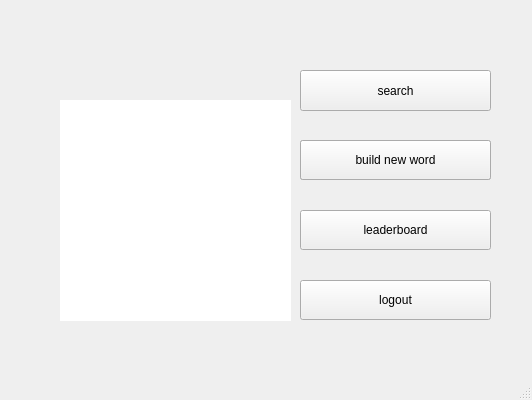
First picture: the form in client/src/ui/mainwindow.ui, repository Nihileon/word-elimination, before the edit.
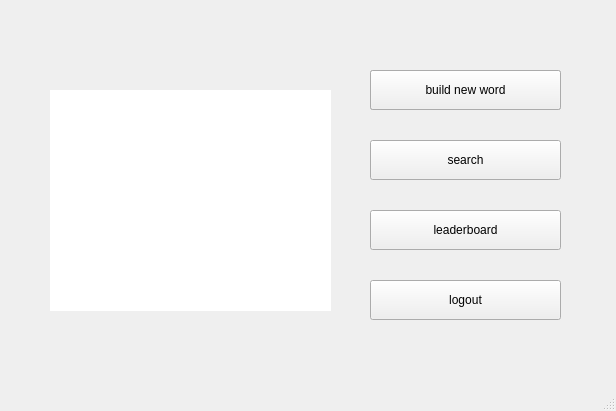
Second picture: the form after the edit. Custom widgets are drawn as their Qt base class.

Diff of the .ui file:
```diff
--- a/client/src/ui/mainwindow.ui
+++ b/client/src/ui/mainwindow.ui
@@ -6,8 +6,8 @@
    <rect>
     <x>0</x>
     <y>0</y>
-    <width>532</width>
-    <height>400</height>
+    <width>616</width>
+    <height>411</height>
    </rect>
   </property>
   <property name="windowTitle">
@@ -17,9 +17,9 @@
    <widget class="QTableView" name="personalInfoTableView">
     <property name="geometry">
      <rect>
-      <x>60</x>
-      <y>100</y>
-      <width>231</width>
+      <x>50</x>
+      <y>90</y>
+      <width>281</width>
       <height>221</height>
      </rect>
     </property>
@@ -42,8 +42,8 @@
    <widget class="QtMaterialRaisedButton" name="gamePushButton">
     <property name="geometry">
      <rect>
-      <x>300</x>
-      <y>140</y>
+      <x>370</x>
+      <y>70</y>
       <width>191</width>
       <height>40</height>
      </rect>
@@ -55,7 +55,7 @@
    <widget class="QtMaterialRaisedButton" name="leaderboardPushBotton">
     <property name="geometry">
      <rect>
-      <x>300</x>
+      <x>370</x>
       <y>210</y>
       <width>191</width>
       <height>40</height>
@@ -74,7 +74,7 @@
    <widget class="QtMaterialRaisedButton" name="logoutPushBotton">
     <property name="geometry">
      <rect>
-      <x>300</x>
+      <x>370</x>
       <y>280</y>
       <width>191</width>
       <height>40</height>
@@ -87,8 +87,8 @@
    <widget class="QtMaterialRaisedButton" name="buildWordPushButton">
     <property name="geometry">
      <rect>
-      <x>300</x>
-      <y>140</y>
+      <x>370</x>
+      <y>70</y>
       <width>191</width>
       <height>40</height>
      </rect>
@@ -100,10 +100,10 @@
    <widget class="QtMaterialRaisedButton" name="searchPushButton">
     <property name="geometry">
      <rect>
-      <x>300</x>
-      <y>70</y>
+      <x>370</x>
+      <y>140</y>
       <width>191</width>
-      <height>41</height>
+      <height>40</height>
      </rect>
     </property>
     <property name="text">
```
Left out of the diff: 2 changed lines with no effect on the pictures.
